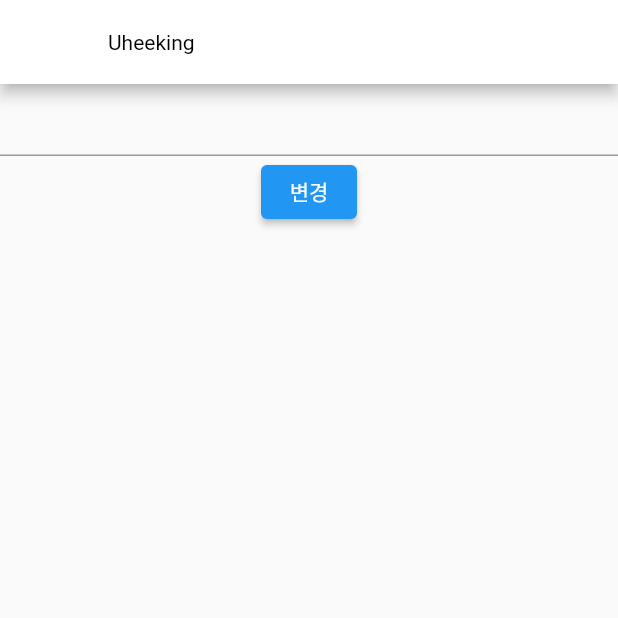
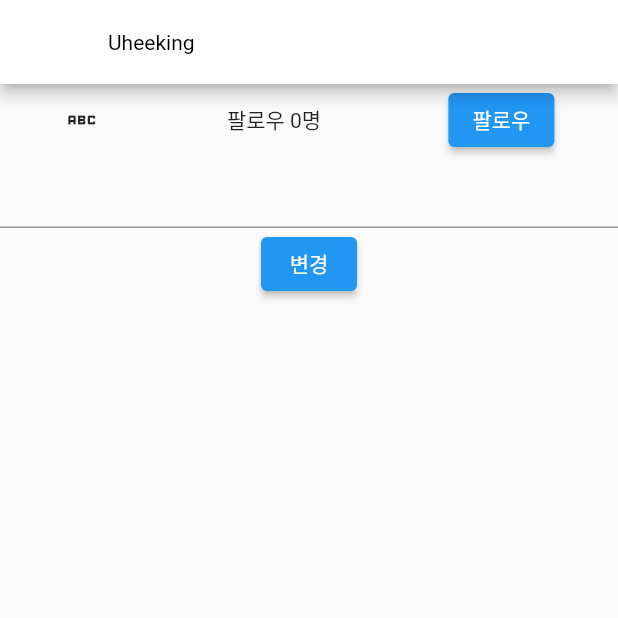
Before and after one commit to Uheeking/flutter_ins, a Flutter app: the Profile screen opened directly, on a phone screen of 412 x 824 dp, the top half of it. Run offline on Flutter 3.47's test engine with Material 2 defaults, Android fonts, the light colour scheme and no system bars; our stand-ins replace image_picker, shared_preferences; accounts and stored records are empty; network calls fail.

Commit message:
ADD : follower 수 변경

```diff
--- a/lib/main.dart
+++ b/lib/main.dart
@@ -272,13 +272,27 @@ class Upload extends StatelessWidget {
 class Store1 extends ChangeNotifier {
   var name = 'Uheeking';
   var changed;
+  var follower = 0;
+  var click = false;
   readName(text) {
     changed = text;
     notifyListeners();
   }
 
   changeName() {
-    name = changed;
+    if (changed != null) {
+      name = changed;
+    }
+    notifyListeners();
+  }
+
+  clickButton() {
+    click = !click;
+    if (click == true) {
+      follower++;
+    } else {
+      follower--;
+    }
     notifyListeners();
   }
 }
@@ -291,6 +305,18 @@ class Profile extends StatelessWidget {
     return Scaffold(
       appBar: AppBar(title: Text(context.watch<Store1>().name)),
       body: Column(children: [
+        Row(
+          mainAxisAlignment: MainAxisAlignment.spaceAround,
+          children: [
+            Icon(Icons.abc),
+            Text('팔로우 ${context.watch<Store1>().follower}명'),
+            ElevatedButton(
+                onPressed: () {
+                  context.read<Store1>().clickButton();
+                },
+                child: Text('팔로우'))
+          ],
+        ),
         TextField(onChanged: (text) {
           context.read<Store1>().readName(text);
         }),
```
